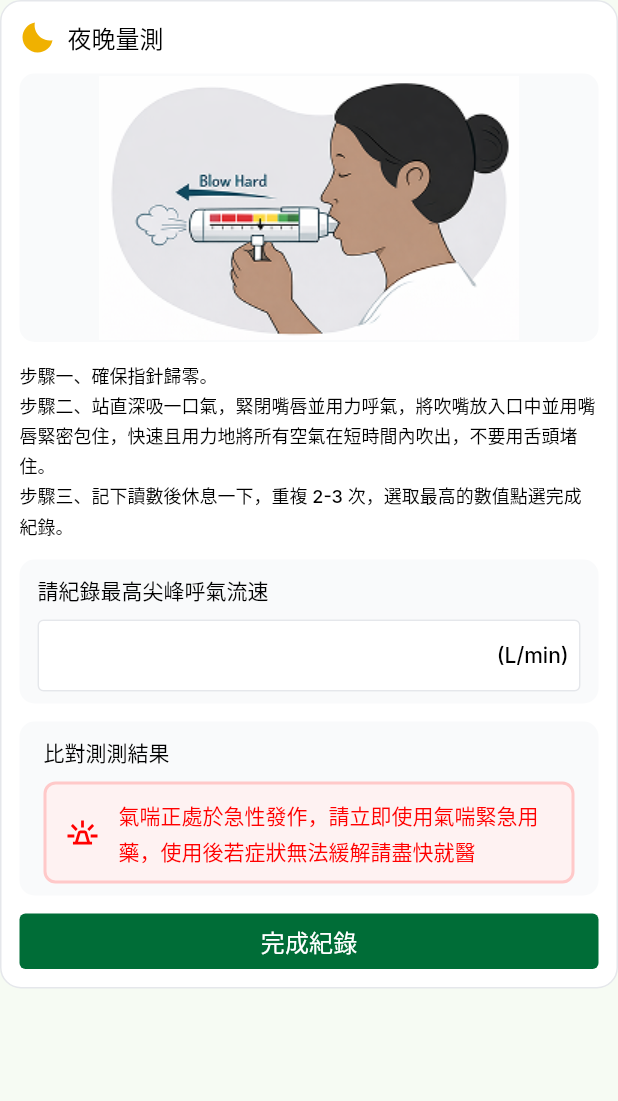
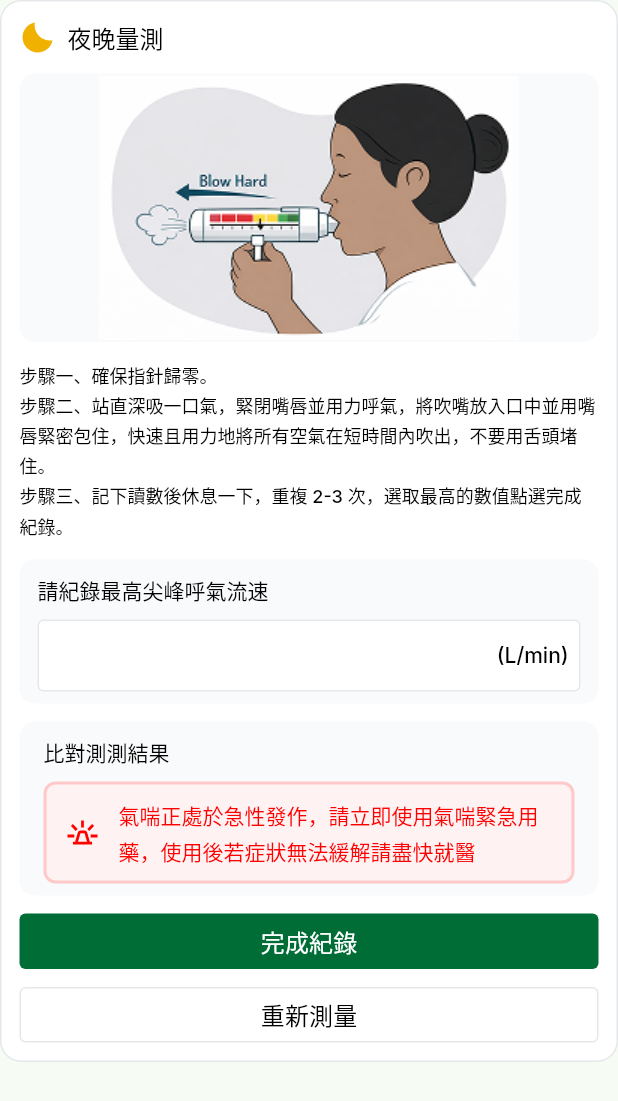
Before and after one commit to kundalee/asthma-passport-app, a Flutter app: the PeakFlowResultsView widget shown alone on an empty page, opened directly with empty values, after a tap on "確認", on a phone screen of 412 x 824 dp. Shown: the top 1101 px of the screen. Run offline on Flutter 3.47's test engine with Material 3 defaults, Android fonts, the phone set to English and light mode, and no system bars; our stand-ins replace flutter_svg, google_fonts, image_picker, shared_preferences; accounts and stored records are empty.

Commit message:
Fix(peak-flow): Add completion button flow and fix cursor/input handling
Implement proper flow for peak flow results: show remeasure button after confirming measurement, display 3 action buttons after complete, disable input and hide cursor when appropriate. Fix home page test items naming consistency and handle missing icons gracefully.

```diff
--- a/lib/pages/home_page.dart
+++ b/lib/pages/home_page.dart
@@ -298,7 +298,7 @@ class _HomePageState extends State<HomePage> {
   Widget _buildTodayTestsSection() {
     final testItems = [
       {'name': '氣喘日記', 'icon': 'assets/icons/note.svg'},
-      {'name': '尖峰呼氣流量', 'icon': 'assets/icons/wind.svg'},
+      {'name': '尖峰吐氣流量', 'icon': 'assets/icons/wind.svg'},
       {'name': '氣喘控制測驗', 'icon': 'assets/icons/exam.svg'},
     ];
 
@@ -371,8 +371,8 @@ class _HomePageState extends State<HomePage> {
                   ),
                   child: SvgPicture.asset(
                     isDone ? 'assets/icons/check-fill.svg' : iconPath,
-                    width: 24,
-                    height: 24,
+                              width: 24,
+                              height: 24,
                   ),
                 ),
                 const SizedBox(width: 12),
--- a/lib/pages/peak_flow/views/peak_flow_results_view.dart
+++ b/lib/pages/peak_flow/views/peak_flow_results_view.dart
@@ -29,6 +29,7 @@ class _PeakFlowResultsViewState extends State<PeakFlowResultsView> {
   final TextEditingController _inputController = TextEditingController();
   late int? _statusResult;
   late bool _isEditingFromCompleted;
+  bool _showCompletedButtons = false;
 
   @override
   void initState() {
@@ -154,7 +155,9 @@ class _PeakFlowResultsViewState extends State<PeakFlowResultsView> {
           const SizedBox(height: 8),
           TextField(
             controller: _inputController,
-            enabled: widget.status == null || _isEditingFromCompleted,
+            enabled: (widget.status == null && _statusResult == null) || _isEditingFromCompleted,
+            readOnly: !((widget.status == null && _statusResult == null) || _isEditingFromCompleted),
+            showCursor: _statusResult == null && ((widget.status == null) || _isEditingFromCompleted),
             style: const TextStyle(
               color: Colors.black,
               fontSize: 16,
@@ -407,15 +410,15 @@ class _PeakFlowResultsViewState extends State<PeakFlowResultsView> {
   }
 
   Widget _buildConfirmButton() {
-    if (widget.status != null && !_isEditingFromCompleted) {
-      // Initial status provided and not editing - show 3 buttons
+    if ((widget.status != null && !_isEditingFromCompleted) || _showCompletedButtons) {
+      // Initial status provided and not editing, or showing completed buttons - show 3 buttons
       return Column(
         children: [
           SizedBox(
             width: double.infinity,
             child: CustomButton(
               text: '返回首頁',
-              onPressed: () => widget.onSwitchView(0),
+              onPressed: () => Navigator.of(context).pushReplacementNamed('/'),
               backgroundColor: AppColors.primaryGreen,
               padding: const EdgeInsets.all(12),
               borderRadius: 4,
@@ -443,6 +446,7 @@ class _PeakFlowResultsViewState extends State<PeakFlowResultsView> {
                 setState(() {
                   _statusResult = null;
                   _isEditingFromCompleted = true;
+                  _showCompletedButtons = false;
                 });
               },
               backgroundColor: Colors.white,
@@ -459,17 +463,51 @@ class _PeakFlowResultsViewState extends State<PeakFlowResultsView> {
         ],
       );
     } else {
-      // Recording new measurement - show 1 button
-      return SizedBox(
+      // Recording new measurement
+      return Column(
+        children: [
+          SizedBox(
             width: double.infinity,
             child: CustomButton(
               text: _statusResult == null ? '確認' : '完成紀錄',
-          onPressed: _statusResult == null ? _submitMeasurement : () => widget.onSwitchView(0),
+              onPressed: _statusResult == null
+                  ? _submitMeasurement
+                  : () {
+                      setState(() {
+                        _showCompletedButtons = true;
+                      });
+                    },
               backgroundColor: AppColors.primaryGreen,
               padding: const EdgeInsets.all(12),
               borderRadius: 4,
               height: 37,
             ),
+          ),
+          if (_statusResult != null && !_showCompletedButtons) ...[
+            const SizedBox(height: 12),
+            SizedBox(
+              width: double.infinity,
+              child: CustomButton(
+                text: '重新測量',
+                onPressed: () {
+                  setState(() {
+                    _statusResult = null;
+                    _inputController.clear();
+                  });
+                },
+                backgroundColor: Colors.white,
+                foregroundColor: Colors.black,
+                border: const BorderSide(
+                  color: AppColors.inputBorder,
+                  width: 1,
+                ),
+                padding: const EdgeInsets.all(12),
+                borderRadius: 4,
+                height: 37,
+              ),
+            ),
+          ],
+        ],
       );
     }
   }
```
Lines whose indentation alone changed are shown as unchanged.
